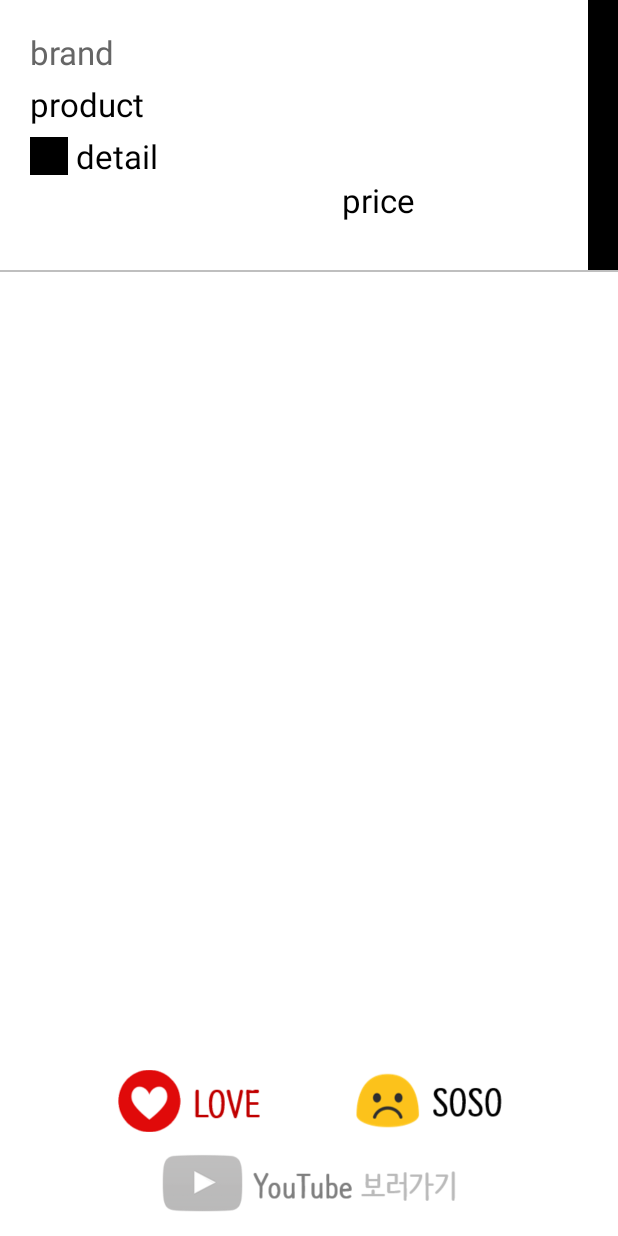
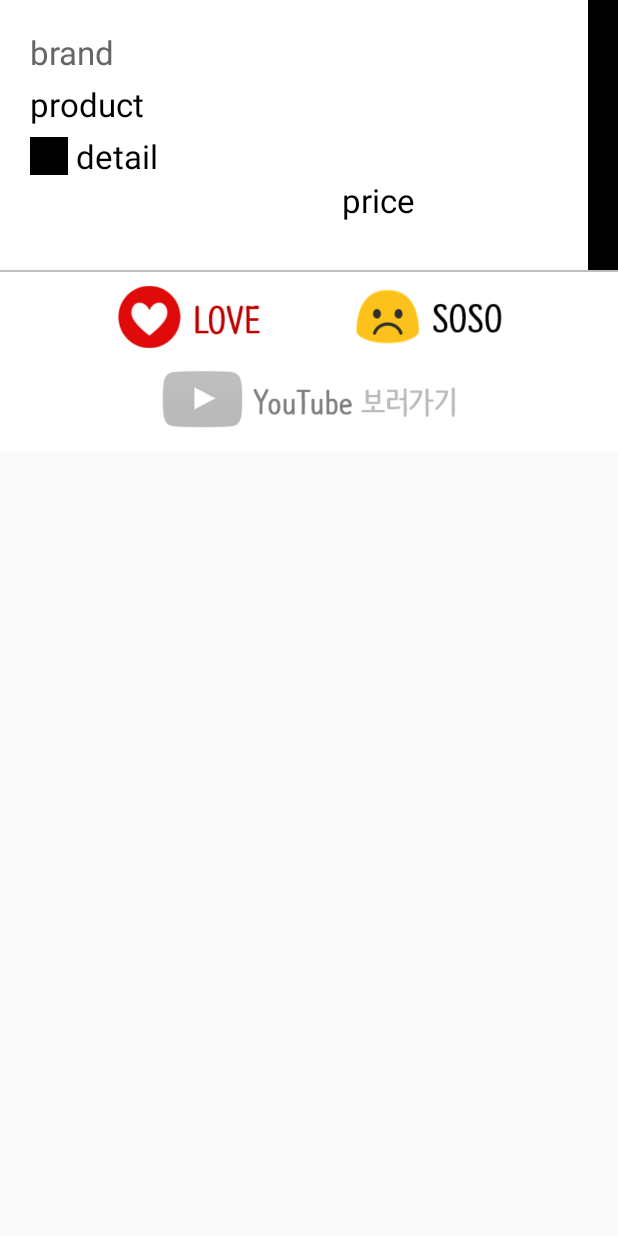
Before and after one commit to appleju33/pickachu, an Android app: the layout clickitempop.xml on its own in the app's theme, with its tools: preview values and no code run, on a phone screen of 412 x 824 dp. Run offline under Robolectric (Android 15) with nearby library versions, the phone set to English and light mode, and no system bars.

Commit message:
아이콘이랑 레이아웃 수정

```diff
--- a/pchu/app/src/main/java/ctc/kopo/pchu/activities/ConditionActivity.java
+++ b/pchu/app/src/main/java/ctc/kopo/pchu/activities/ConditionActivity.java
@@ -9,7 +9,6 @@ import android.support.v7.app.AppCompatActivity;
 import android.view.LayoutInflater;
 import android.view.View;
 import android.widget.ImageButton;
-import android.widget.Toast;
 
 import ctc.kopo.pchu.R;
 
@@ -95,7 +94,7 @@ public class ConditionActivity extends AppCompatActivity {
 
         Intent intent = getIntent();
         skinrgb= intent.getExtras().getString("RGB");
-        Toast.makeText(this, skinrgb, Toast.LENGTH_LONG).show();
+        //Toast.makeText(this, skinrgb, Toast.LENGTH_LONG).show();
 
         initImgButton();
 
--- a/pchu/app/src/main/res/layout/clickitempop.xml
+++ b/pchu/app/src/main/res/layout/clickitempop.xml
@@ -1,10 +1,14 @@
 <?xml version="1.0" encoding="utf-8"?>
-    <RelativeLayout xmlns:android="http://schemas.android.com/apk/res/android"
+    <LinearLayout xmlns:android="http://schemas.android.com/apk/res/android"
         android:layout_width="match_parent"
-        android:layout_height="match_parent"
+        android:layout_height="wrap_content"
         android:layout_weight="2"
         android:orientation="vertical"
+        android:gravity="center"
         android:background="#ffffff">
+    <RelativeLayout
+        android:layout_width="wrap_content"
+        android:layout_height="wrap_content">
         <TextView
             android:id="@+id/brand"
             android:layout_width="wrap_content"
@@ -80,23 +84,12 @@
         android:layout_height="1dp"
         android:background="#bfbfbf"
         android:layout_below="@+id/hexbar"/>
-    <ImageButton
-        android:layout_width="200dp"
-        android:layout_height="50dp"
-        android:layout_alignParentBottom="true"
-        android:layout_centerHorizontal="true"
-        android:layout_marginBottom="10dp"
-        android:gravity="center"
-        android:id="@+id/youtubebtn"
-        android:background="@drawable/youtubebtn_un"
-        android:scaleType="fitCenter" />
+    </RelativeLayout>
     <LinearLayout
         android:layout_width="wrap_content"
         android:layout_height="wrap_content"
         android:gravity="center"
-            android:layout_centerHorizontal="true"
         android:id="@+id/btns"
-            android:layout_above="@id/youtubebtn"
         android:orientation="horizontal">
         <ImageButton
             android:layout_width="100dp"
@@ -115,4 +108,12 @@
             android:background="#ffffff"
             android:scaleType="fitCenter"/>
     </LinearLayout>
-    </RelativeLayout>
+    <ImageButton
+        android:layout_width="200dp"
+        android:layout_height="50dp"
+        android:layout_marginBottom="10dp"
+        android:gravity="center"
+        android:id="@+id/youtubebtn"
+        android:background="@drawable/youtubebtn_un"
+        android:scaleType="fitCenter" />
+    </LinearLayout>
--- a/pchu/app/src/main/res/layout/result.xml
+++ b/pchu/app/src/main/res/layout/result.xml
@@ -24,7 +24,7 @@
             android:paddingTop="10dp"
             android:paddingBottom="10dp"
             android:background="#A90208"
-            android:src="@drawable/pickk"
+            android:src="@drawable/backtohome"
             android:layout_alignParentBottom="true"
             android:layout_margin="10dp"
             android:scaleType="fitEnd" />
--- a/pchu/app/src/main/res/layout/view_palette_list_page.xml
+++ b/pchu/app/src/main/res/layout/view_palette_list_page.xml
@@ -50,8 +50,8 @@
             android:orientation="vertical"
             android:layout_alignParentBottom="true">
             <ImageView
-                android:layout_width="400dp"
-                android:layout_height="400dp"
+                android:layout_width="350dp"
+                android:layout_height="350dp"
                 android:src="@drawable/main"
                 android:id="@+id/mainimg"
                 android:layout_gravity="center"
@@ -60,6 +60,8 @@
                 android:id="@+id/menualbtn"
                 android:layout_width="match_parent"
                 android:layout_height="80dp"
+                android:paddingTop="10dp"
+                android:paddingBottom="10dp"
                 android:layout_gravity="center"
                 android:background="#A90208"
                 android:scaleType="fitEnd"
```
Also changed, not shown: pchu/app/src/main/java/ctc/kopo/pchu/activities/ResultActivity.java (+11 -0 lines), pchu/app/src/main/java/ctc/kopo/pchu/fragment/SelectedCustomDialog.java (+9 -3 lines), pchu/app/src/main/res/drawable/backtohome.png (added), pchu/app/src/main/res/drawable/main.png, pchu/app/src/main/res/mipmap-hdpi/ic_launcher.png, pchu/app/src/main/res/mipmap-mdpi/ic_launcher.png, pchu/app/src/main/res/mipmap-xhdpi/ic_launcher.png, pchu/app/src/main/res/mipmap-xxhdpi/ic_launcher.png, pchu/app/src/main/res/mipmap-xxxhdpi/ic_launcher.png. Lines whose indentation alone changed are shown as unchanged.
